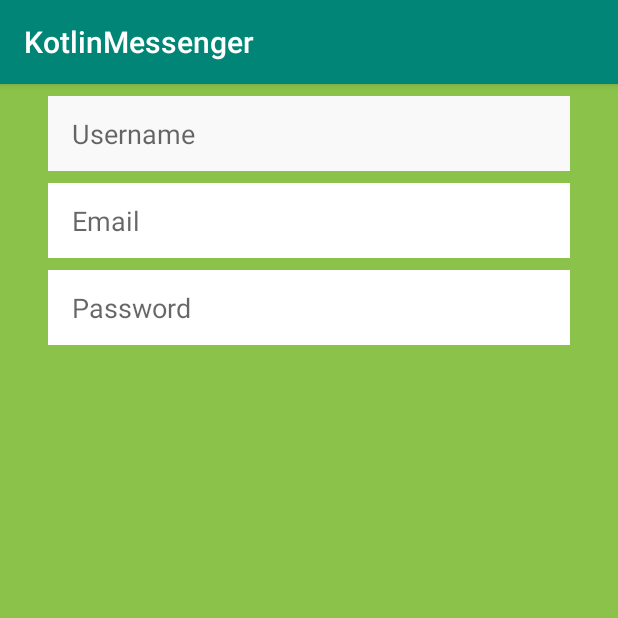
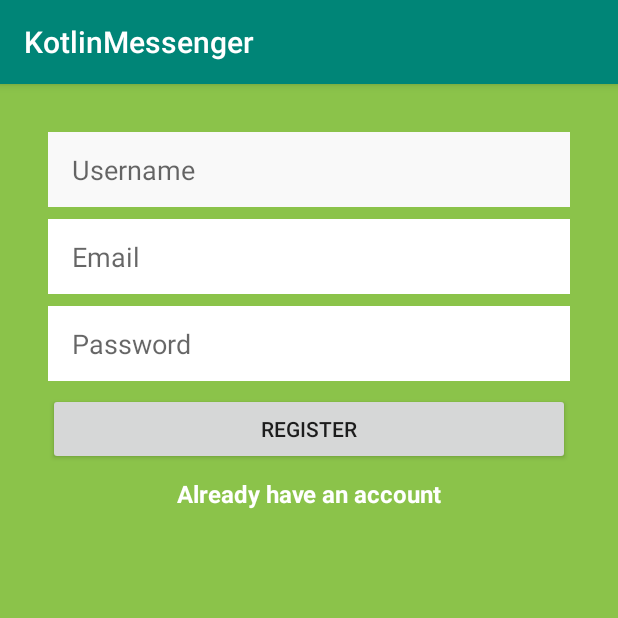
Before and after one commit to chandlergershey/AndroidStudioKotlinPractice, an Android app: the screen it shows after launch (MainActivity), on a phone screen of 412 x 824 dp, the top half of it. Run offline under Robolectric (Android 15) with nearby library versions, the phone set to English and light mode, and no system bars.

Commit message:
Work up to video 1

```diff
--- a/app/src/main/AndroidManifest.xml
+++ b/app/src/main/AndroidManifest.xml
@@ -16,6 +16,8 @@
                 <category android:name="android.intent.category.LAUNCHER" />
             </intent-filter>
         </activity>
+        <activity android:name=".LoginActivity">
+        </activity>
     </application>
 
 </manifest>
--- a/app/src/main/res/layout/activity_main.xml
+++ b/app/src/main/res/layout/activity_main.xml
@@ -8,23 +8,23 @@
     tools:context=".MainActivity" >
 
     <EditText
-        android:id="@+id/editText"
+        android:id="@+id/username_edittext_register"
         android:layout_width="0dp"
         android:layout_height="50dp"
         android:layout_marginStart="32dp"
-        android:layout_marginTop="8dp"
+        android:layout_marginTop="32dp"
         android:layout_marginEnd="32dp"
         android:background="#F9F9F9"
         android:ems="10"
         android:hint="Username"
+        android:inputType="textPersonName"
         android:paddingLeft="16dp"
-        android:inputType="textPersonName"
         app:layout_constraintEnd_toEndOf="parent"
         app:layout_constraintStart_toStartOf="parent"
         app:layout_constraintTop_toTopOf="parent" />
 
     <EditText
-        android:id="@+id/editText2"
+        android:id="@+id/email_edittext_register"
         android:layout_width="0dp"
         android:layout_height="50dp"
         android:layout_marginTop="8dp"
@@ -33,12 +33,12 @@
         android:hint="Email"
         android:paddingLeft="16dp"
         android:inputType="textEmailAddress"
-        app:layout_constraintEnd_toEndOf="@+id/editText"
-        app:layout_constraintStart_toStartOf="@+id/editText"
-        app:layout_constraintTop_toBottomOf="@+id/editText" />
+        app:layout_constraintEnd_toEndOf="@+id/username_edittext_register"
+        app:layout_constraintStart_toStartOf="@+id/username_edittext_register"
+        app:layout_constraintTop_toBottomOf="@+id/username_edittext_register" />
 
     <EditText
-        android:id="@+id/editText3"
+        android:id="@+id/password_edittext_register"
         android:layout_width="0dp"
         android:layout_height="50dp"
         android:layout_marginTop="8dp"
@@ -47,7 +47,30 @@
         android:hint="Password"
         android:paddingLeft="16dp"
         android:inputType="textPassword"
-        app:layout_constraintEnd_toEndOf="@+id/editText2"
-        app:layout_constraintStart_toStartOf="@+id/editText2"
-        app:layout_constraintTop_toBottomOf="@+id/editText2" />
+        app:layout_constraintEnd_toEndOf="@+id/email_edittext_register"
+        app:layout_constraintStart_toStartOf="@+id/email_edittext_register"
+        app:layout_constraintTop_toBottomOf="@+id/email_edittext_register" />
+
+    <Button
+        android:id="@+id/register_button_register"
+        android:layout_width="0dp"
+        android:layout_height="wrap_content"
+        android:layout_marginTop="8dp"
+        android:text="Register"
+        app:layout_constraintEnd_toEndOf="@+id/password_edittext_register"
+        app:layout_constraintStart_toStartOf="@+id/password_edittext_register"
+        app:layout_constraintTop_toBottomOf="@+id/password_edittext_register" />
+
+    <TextView
+        android:id="@+id/already_have_account_text_view"
+        android:layout_width="wrap_content"
+        android:layout_height="wrap_content"
+        android:layout_marginTop="8dp"
+        android:text="Already have an account"
+        android:textColor="@android:color/white"
+        android:textSize="16sp"
+        android:textStyle="bold"
+        app:layout_constraintEnd_toEndOf="@+id/register_button_register"
+        app:layout_constraintStart_toStartOf="@+id/register_button_register"
+        app:layout_constraintTop_toBottomOf="@+id/register_button_register" />
 </androidx.constraintlayout.widget.ConstraintLayout>
```
Also changed, not shown: app/src/main/java/com/chandlerg/kotlinmessenger/LoginActivity.kt (added, +12 -0 lines), app/src/main/java/com/chandlerg/kotlinmessenger/MainActivity.kt (+20 -1 lines), app/src/main/res/layout/activity_login.xml (added, +31 -0 lines).
